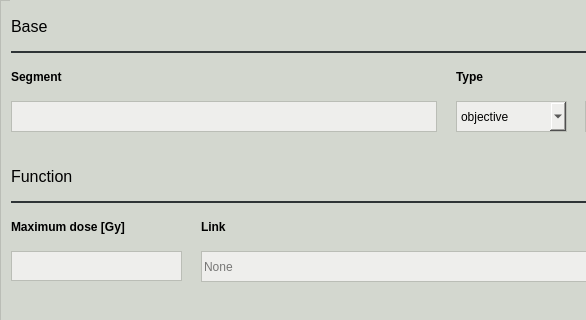
This is pyanno4rt/gui/designs/components/squared_overdosing_window.ui in pyanno4rt/pyanno4rt as Qt 5 draws it before an edit; both pictures show x 0 to 586 and y 0 to 320 of the 720 by 431 pixel window. The edited form follows.
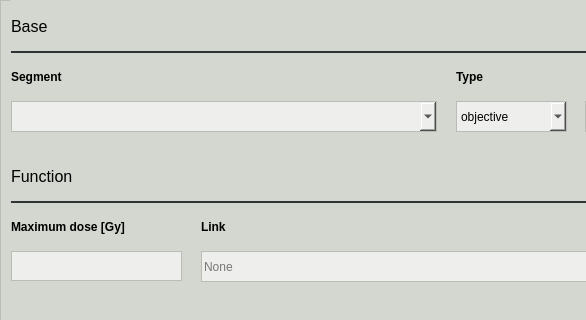
This is the edited form.

Commit message: Added status bar to GUI, added automatic loading of segment names, adapted segment input fields, recompiled component windows

```diff
--- a/pyanno4rt/gui/designs/components/squared_overdosing_window.ui
+++ b/pyanno4rt/gui/designs/components/squared_overdosing_window.ui
@@ -58,7 +58,7 @@
      <property name="geometry">
       <rect>
        <x>0</x>
-       <y>-198</y>
+       <y>0</y>
        <width>690</width>
        <height>681</height>
       </rect>
@@ -205,22 +205,6 @@
        <string notr="true">border-color: rgb(46, 52, 54);</string>
       </property>
      </widget>
-     <widget class="QLineEdit" name="segment_ledit">
-      <property name="geometry">
-       <rect>
-        <x>0</x>
-        <y>100</y>
-        <width>426</width>
-        <height>31</height>
-       </rect>
-      </property>
-      <property name="styleSheet">
-       <string notr="true">color: rgb(0, 0, 0);
-background-color: rgb(238, 238, 236);
-border: 1px solid;
-border-color: rgb(186, 189, 182);</string>
-      </property>
-     </widget>
      <widget class="QLabel" name="type_label">
       <property name="geometry">
        <rect>
@@ -726,6 +710,28 @@
        <string>0.0</string>
       </property>
      </widget>
+     <widget class="QComboBox" name="segment_cbox">
+      <property name="geometry">
+       <rect>
+        <x>0</x>
+        <y>100</y>
+        <width>426</width>
+        <height>31</height>
+       </rect>
+      </property>
+      <property name="cursor">
+       <cursorShape>PointingHandCursor</cursorShape>
+      </property>
+      <property name="styleSheet">
+       <string notr="true">color: rgb(0, 0, 0);
+background-color: rgb(238, 238, 236);
+border: 1px solid;
+border-color: rgb(186, 189, 182);</string>
+      </property>
+      <property name="currentIndex">
+       <number>-1</number>
+      </property>
+     </widget>
     </widget>
    </widget>
   </widget>
```
The commit also changes 82 other files.
